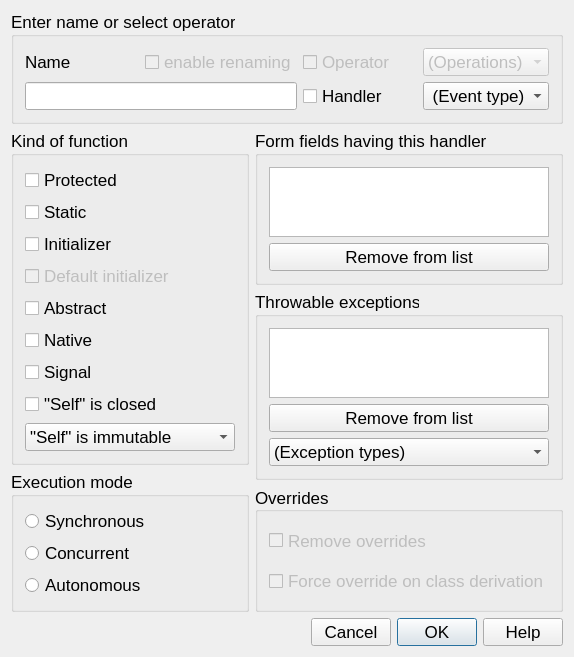
This is lavape/src/LavaPE_UI/idd_funcbox.ui in berkus/lavape as Qt 5 draws it before an edit. The edited form follows.
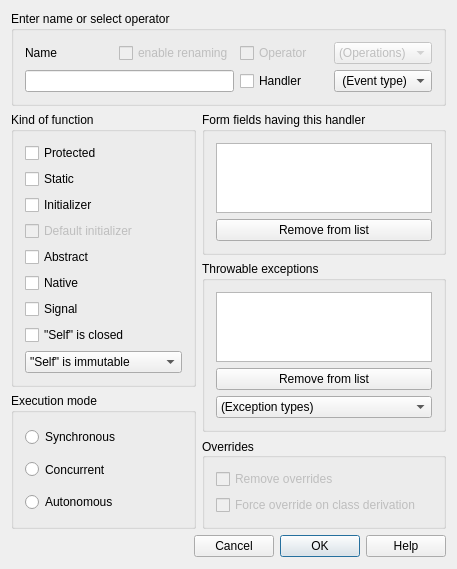
This is the edited form.

Commit message: Combo bar layout

Diff of the .ui file:
```diff
--- a/lavape/src/LavaPE_UI/idd_funcbox.ui
+++ b/lavape/src/LavaPE_UI/idd_funcbox.ui
@@ -6,15 +6,10 @@
    <rect>
     <x>0</x>
     <y>0</y>
-    <width>523</width>
-    <height>586</height>
+    <width>457</width>
+    <height>532</height>
    </rect>
   </property>
-  <property name="font">
-   <font>
-    <pointsize>13</pointsize>
-   </font>
-  </property>
   <property name="windowTitle">
    <string>Function</string>
   </property>
```
The commit also changes 3 other files.
